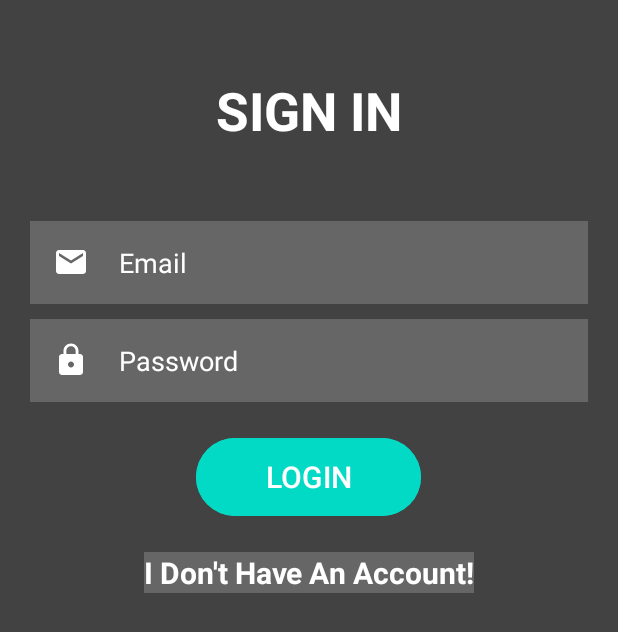
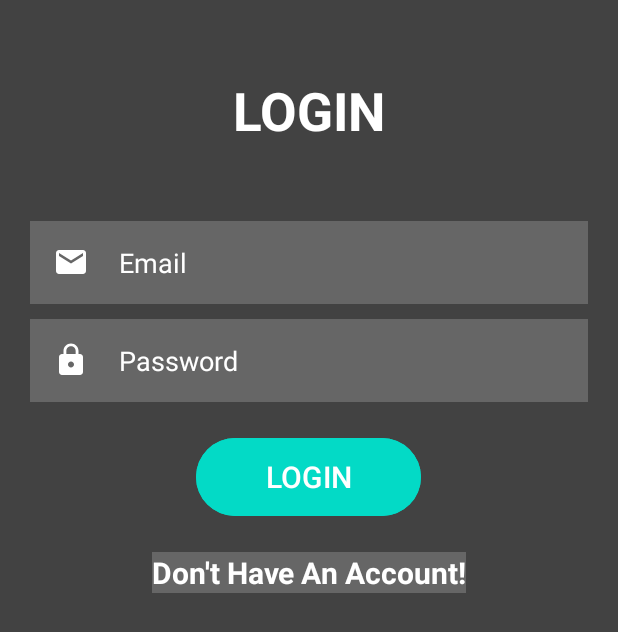
Before and after one commit to AbdulSalamGhazal/MB-BookStore, an Android app: the SignIn screen opened directly, with no data from a screen before it, on a phone screen of 412 x 824 dp. Shown: the top 632 px of the screen. Run offline under Robolectric (Android 15) with nearby library versions, the phone set to English and light mode, and no system bars.

Commit message:
edit in login and register pages (Edited 2)

```diff
--- a/app/build.gradle
+++ b/app/build.gradle
@@ -23,8 +23,8 @@ android {
         }
     }
     compileOptions {
-        sourceCompatibility JavaVersion.VERSION_1_8
-        targetCompatibility JavaVersion.VERSION_1_8
+        sourceCompatibility JavaVersion.VERSION_11
+        targetCompatibility JavaVersion.VERSION_11
     }
     buildFeatures {
         viewBinding true
--- a/app/src/main/java/com/example/project_bookstore/Register.java
+++ b/app/src/main/java/com/example/project_bookstore/Register.java
@@ -44,8 +44,7 @@ public class Register extends AppCompatActivity {
                 String Phone = phone.getText().toString();
                 String Gender = gender.getText().toString();
 
-                if(userName.equals("") || Email.equals("") || Password.equals("") || Phone.equals("")
-                        || ( Gender.equals("male") && Gender.equals("female"))){
+                if(userName.isEmpty() || Email.isEmpty() || Password.isEmpty() || Phone.isEmpty() || Gender.isEmpty()){
                     Toast.makeText(Register.this,"PLEASE COMPLETE ALL FIELDS!",Toast.LENGTH_LONG).show();
                 }
                 else{
--- a/app/src/main/java/com/example/project_bookstore/SignIn.java
+++ b/app/src/main/java/com/example/project_bookstore/SignIn.java
@@ -41,7 +41,6 @@ public class SignIn extends AppCompatActivity {
         });
 
 
-
         //isNotReg TextView
         TextView isNotReg = (TextView)findViewById(R.id.isNotReg);
         isNotReg.setOnClickListener(new View.OnClickListener() {
--- a/app/src/main/res/layout/activity_main.xml
+++ b/app/src/main/res/layout/activity_main.xml
@@ -13,7 +13,7 @@
         android:layout_height="wrap_content"
         android:layout_marginStart="228dp"
         android:layout_marginTop="316dp"
-        android:text="SIGN IN"
+        android:text="LOGIN"
         app:layout_constraintStart_toStartOf="parent"
         app:layout_constraintTop_toTopOf="parent" />
 
--- a/app/src/main/res/layout/activity_register.xml
+++ b/app/src/main/res/layout/activity_register.xml
@@ -106,7 +106,8 @@
         android:drawablePadding="90dp"
         android:includeFontPadding="false"
         android:padding="15dp"
-        android:text="Gender"
+        android:hint="Gender"
+        android:textColorHint="@color/white"
         android:textAlignment="textStart"
         android:textColor="@color/white"
         android:textSize="18dp"
--- a/app/src/main/res/layout/activity_sign_in.xml
+++ b/app/src/main/res/layout/activity_sign_in.xml
@@ -12,7 +12,7 @@
         android:layout_width="match_parent"
         android:layout_height="wrap_content"
         android:gravity="center"
-        android:text="SIGN IN"
+        android:text="LOGIN"
         android:textColor="@color/white"
         android:textSize="35dp"
         android:layout_margin="50dp"
@@ -75,7 +75,7 @@
         android:layout_below="@id/loginbutton"
         android:layout_centerHorizontal="true"
         android:background="#30ffffff"
-        android:text="I Don't Have An Account!"
+        android:text="Don't Have An Account!"
         android:textColor="@color/white"
         android:textSize="20dp"
         android:textStyle="bold" />
```
